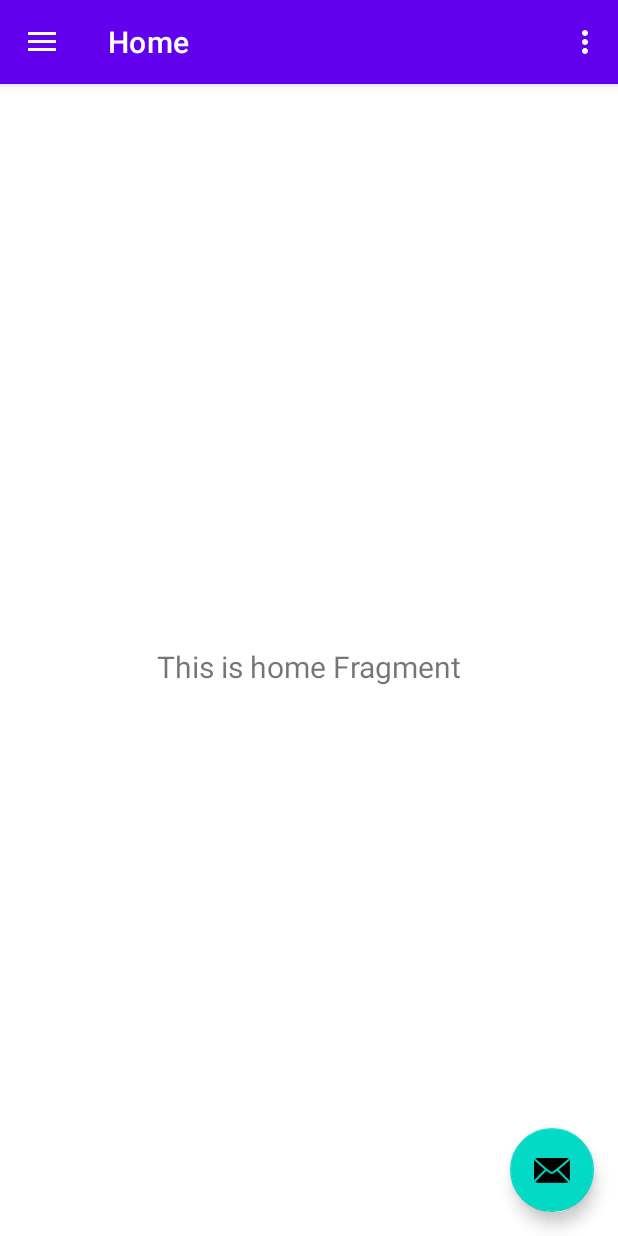
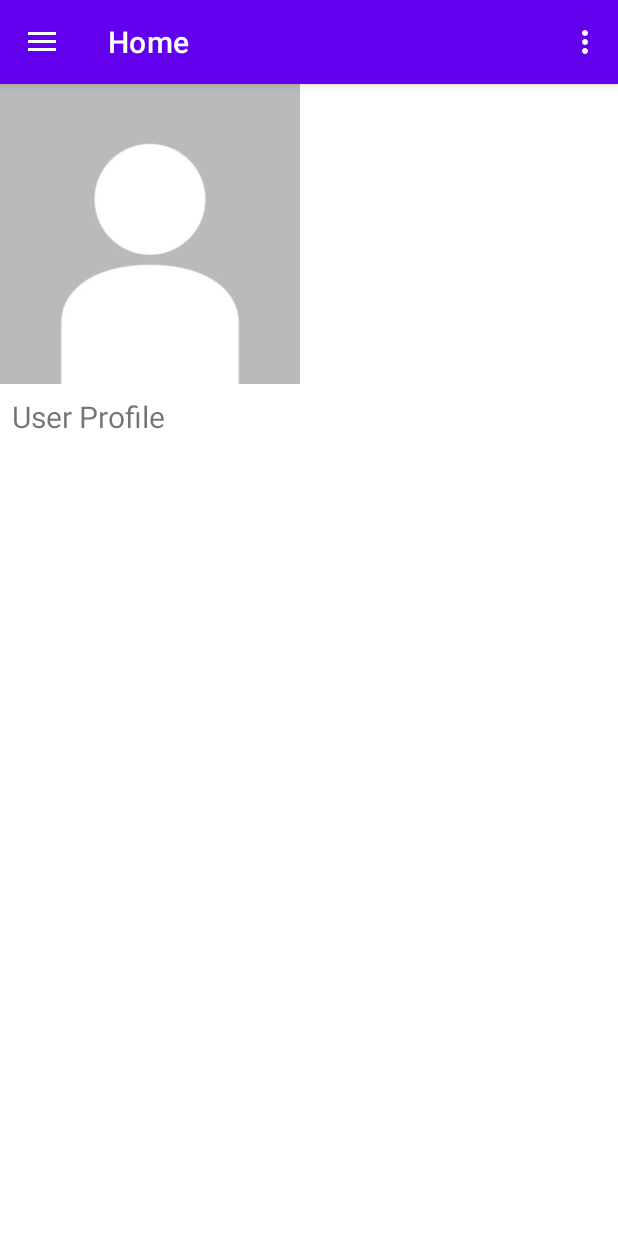
Before and after one commit to MoonShotApp1/MoonShot, an Android app: the screen it shows after launch (MainActivity), on a phone screen of 412 x 824 dp. Run offline under Robolectric (Android 15) with nearby library versions, the phone set to English and light mode, and no system bars; our stand-ins replace navigation-ui.

Commit message:
added basic ui

```diff
--- a/app/src/main/AndroidManifest.xml
+++ b/app/src/main/AndroidManifest.xml
@@ -20,6 +20,7 @@
                 <category android:name="android.intent.category.LAUNCHER" />
             </intent-filter>
         </activity>
+        <activity android:name=".IndividualCoinActivity" />
     </application>
 
 </manifest>
--- a/app/src/main/java/com/dartmouth/moonshot/MainActivity.kt
+++ b/app/src/main/java/com/dartmouth/moonshot/MainActivity.kt
@@ -26,10 +26,6 @@ class MainActivity : AppCompatActivity() {
 
         setSupportActionBar(binding.appBarMain.toolbar)
 
-        binding.appBarMain.fab.setOnClickListener { view ->
-            Snackbar.make(view, "Replace with your own action", Snackbar.LENGTH_LONG)
-                .setAction("Action", null).show()
-        }
         val drawerLayout: DrawerLayout = binding.drawerLayout
         val navView: NavigationView = binding.navView
         val navController = findNavController(R.id.nav_host_fragment_content_main)
--- a/app/src/main/java/com/dartmouth/moonshot/ui/home/HomeFragment.kt
+++ b/app/src/main/java/com/dartmouth/moonshot/ui/home/HomeFragment.kt
@@ -31,10 +31,8 @@ class HomeFragment : Fragment() {
         _binding = FragmentHomeBinding.inflate(inflater, container, false)
         val root: View = binding.root
 
-        val textView: TextView = binding.textHome
-        homeViewModel.text.observe(viewLifecycleOwner, Observer {
-            textView.text = it
-        })
+
+
         return root
     }
 
--- a/app/src/main/java/com/dartmouth/moonshot/ui/slideshow/SlideshowFragment.kt
+++ b/app/src/main/java/com/dartmouth/moonshot/ui/slideshow/SlideshowFragment.kt
@@ -31,10 +31,6 @@ class SlideshowFragment : Fragment() {
         _binding = FragmentSlideshowBinding.inflate(inflater, container, false)
         val root: View = binding.root
 
-        val textView: TextView = binding.textSlideshow
-        slideshowViewModel.text.observe(viewLifecycleOwner, Observer {
-            textView.text = it
-        })
         return root
     }
 
--- a/app/src/main/res/layout/app_bar_main.xml
+++ b/app/src/main/res/layout/app_bar_main.xml
@@ -22,13 +22,4 @@
 
     <include layout="@layout/content_main" />
 
-    <com.google.android.material.floatingactionbutton.FloatingActionButton
-        android:id="@+id/fab"
-        android:layout_width="wrap_content"
-        android:layout_height="wrap_content"
-        android:layout_gravity="bottom|end"
-        android:layout_marginEnd="@dimen/fab_margin"
-        android:layout_marginBottom="16dp"
-        app:srcCompat="@android:drawable/ic_dialog_email" />
-
 </androidx.coordinatorlayout.widget.CoordinatorLayout>
--- a/app/src/main/res/layout/fragment_home.xml
+++ b/app/src/main/res/layout/fragment_home.xml
@@ -1,22 +1,24 @@
 <?xml version="1.0" encoding="utf-8"?>
-<androidx.constraintlayout.widget.ConstraintLayout xmlns:android="http://schemas.android.com/apk/res/android"
+<LinearLayout xmlns:android="http://schemas.android.com/apk/res/android"
     xmlns:app="http://schemas.android.com/apk/res-auto"
     xmlns:tools="http://schemas.android.com/tools"
     android:layout_width="match_parent"
     android:layout_height="match_parent"
-    tools:context=".ui.home.HomeFragment">
+    tools:context=".ui.home.HomeFragment"
+    android:orientation="vertical">
+
+    <ImageView
+        android:layout_width="200dp"
+        android:layout_height="200dp"
+        app:srcCompat="@drawable/default_profile"/>
 
     <TextView
         android:id="@+id/text_home"
+        android:text="User Profile"
         android:layout_width="match_parent"
         android:layout_height="wrap_content"
         android:layout_marginStart="8dp"
         android:layout_marginTop="8dp"
         android:layout_marginEnd="8dp"
-        android:textAlignment="center"
-        android:textSize="20sp"
-        app:layout_constraintBottom_toBottomOf="parent"
-        app:layout_constraintEnd_toEndOf="parent"
-        app:layout_constraintStart_toStartOf="parent"
-        app:layout_constraintTop_toTopOf="parent" />
-</androidx.constraintlayout.widget.ConstraintLayout>
+        android:textSize="20sp" />
+</LinearLayout>
--- a/app/src/main/res/menu/activity_main_drawer.xml
+++ b/app/src/main/res/menu/activity_main_drawer.xml
@@ -7,14 +7,14 @@
         <item
             android:id="@+id/nav_home"
             android:icon="@drawable/ic_menu_camera"
-            android:title="@string/menu_home" />
+            android:title="Profile" />
         <item
             android:id="@+id/nav_gallery"
             android:icon="@drawable/ic_menu_gallery"
-            android:title="@string/menu_gallery" />
+            android:title="Saved Coins" />
         <item
             android:id="@+id/nav_slideshow"
             android:icon="@drawable/ic_menu_slideshow"
-            android:title="@string/menu_slideshow" />
+            android:title="Recommended Coins" />
     </group>
 </menu>
```
Also changed, not shown: app/src/main/java/com/dartmouth/moonshot/IndividualCoinActivity.kt (added, +16 -0 lines), app/src/main/java/com/dartmouth/moonshot/ui/gallery/GalleryFragment.kt (+20 -12 lines), app/src/main/res/layout/activity_individual_coin.xml (added, +19 -0 lines), app/src/main/res/layout/fragment_gallery.xml (+7 -14 lines), app/src/main/res/layout/fragment_slideshow.xml (+7 -10 lines), app/src/main/res/layout/nav_header_main.xml (+3 -14 lines), app/src/main/res/drawable-v24/default_profile.jpg (added), app/src/main/res/drawable-v24/rocket_emoji.png (added), 1 other file.
